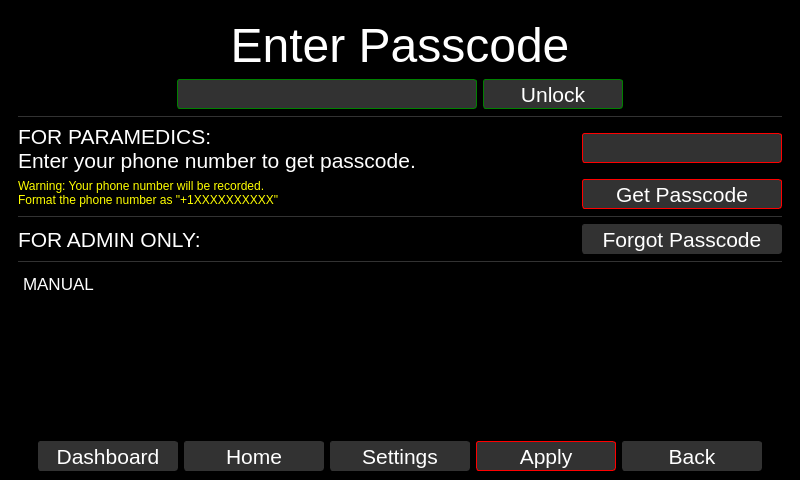
zyl120/Naloxone_Safety_Kit, file qt_design/main_window.ui: the form before one commit.
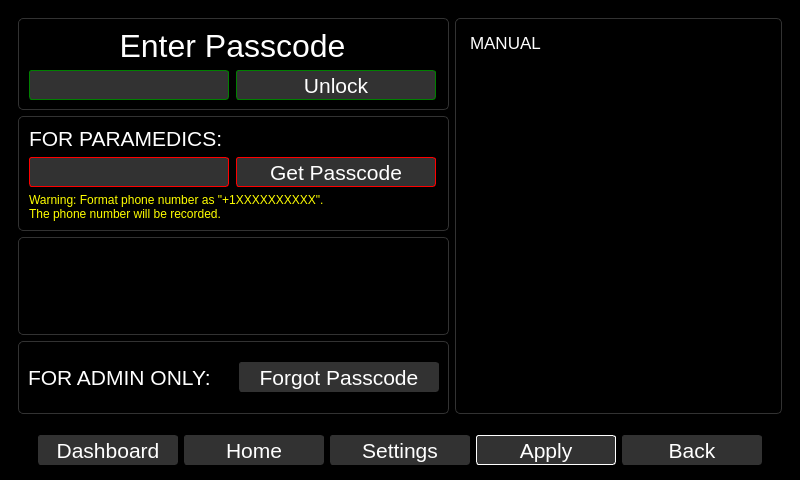
The form after the commit. The open tabs and pages were chosen to show the change.

Commit message: change password page layout

```diff
--- a/qt_design/main_window.ui
+++ b/qt_design/main_window.ui
@@ -45,8 +45,8 @@
 </string>
   </property>
   <widget class="QWidget" name="centralwidget">
-   <layout class="QVBoxLayout" name="verticalLayout_15">
-    <item>
+   <layout class="QGridLayout" name="gridLayout_21">
+    <item row="0" column="0" colspan="2">
      <widget class="QStackedWidget" name="stackedWidget">
       <property name="sizePolicy">
        <sizepolicy hsizetype="Expanding" vsizetype="Expanding">
@@ -60,6 +60,12 @@
       <property name="frameShape">
        <enum>QFrame::NoFrame</enum>
       </property>
+      <property name="frameShadow">
+       <enum>QFrame::Plain</enum>
+      </property>
+      <property name="lineWidth">
+       <number>1</number>
+      </property>
       <property name="currentIndex">
        <number>3</number>
       </property>
@@ -4142,12 +4148,148 @@
        </layout>
       </widget>
       <widget class="QWidget" name="passcodePage">
-       <layout class="QVBoxLayout" name="verticalLayout_33">
-        <item>
+       <layout class="QGridLayout" name="gridLayout_16">
+        <item row="4" column="0">
+         <widget class="QFrame" name="frame_6">
+          <property name="styleSheet">
+           <string notr="true">.QFrame{border-radius: 5px;border-color:rgb(50,50,50);border-width: 0.5px;border-style: solid;}</string>
+          </property>
+          <property name="frameShape">
+           <enum>QFrame::StyledPanel</enum>
+          </property>
+          <property name="frameShadow">
+           <enum>QFrame::Raised</enum>
+          </property>
+          <layout class="QGridLayout" name="gridLayout_20">
+           <item row="0" column="2">
+            <widget class="QPushButton" name="forgotPasswordPushButton">
+             <property name="minimumSize">
+              <size>
+               <width>200</width>
+               <height>30</height>
+              </size>
+             </property>
+             <property name="maximumSize">
+              <size>
+               <width>200</width>
+               <height>30</height>
+              </size>
+             </property>
+             <property name="font">
+              <font>
+               <pointsize>16</pointsize>
+              </font>
+             </property>
+             <property name="styleSheet">
+              <string notr="true">color: white; background-color: rgb(50,50,50); border-radius:3px;border-color: rgb(50,50,50);border-width: 1px;border-style: solid;
+</string>
+             </property>
+             <property name="text">
+              <string>Forgot Passcode</string>
+             </property>
+            </widget>
+           </item>
+           <item row="0" column="1">
+            <widget class="QLabel" name="label_10">
+             <property name="font">
+              <font>
+               <pointsize>16</pointsize>
+              </font>
+             </property>
+             <property name="styleSheet">
+              <string notr="true">color:white</string>
+             </property>
+             <property name="text">
+              <string>FOR ADMIN ONLY:</string>
+             </property>
+             <property name="buddy">
+              <cstring>forgotPasswordPushButton</cstring>
+             </property>
+            </widget>
+           </item>
+          </layout>
+         </widget>
+        </item>
+        <item row="0" column="1" rowspan="5">
+         <widget class="QFrame" name="frame_7">
+          <property name="styleSheet">
+           <string notr="true">.QFrame{border-radius: 5px;border-color:rgb(50,50,50);border-width: 0.5px;border-style: solid;}</string>
+          </property>
+          <property name="frameShape">
+           <enum>QFrame::StyledPanel</enum>
+          </property>
+          <property name="frameShadow">
+           <enum>QFrame::Raised</enum>
+          </property>
+          <layout class="QGridLayout" name="gridLayout_18">
+           <item row="0" column="0">
+            <widget class="QTextEdit" name="passcodeManual">
+             <property name="styleSheet">
+              <string notr="true">QScrollBar {
+        background: rgb(50,50,50);
+        border-radius: 3px;
+        border-color:rgb(50,50,50);
+        width:10
+    }
+QScrollBar::handle:vertical
+    {
+        background-color: rgb(65,65,65);
+        border-radius: 3px;
+    }
+QScrollBar::add-line:vertical {
+      border: none;
+      background: none;
+}
+
+QScrollBar::sub-line:vertical {
+      border: none;
+      background: none;
+}QTextEdit {
+	background-color: black;
+	color: white;
+}</string>
+             </property>
+             <property name="frameShadow">
+              <enum>QFrame::Sunken</enum>
+             </property>
+             <property name="html">
+              <string>&lt;!DOCTYPE HTML PUBLIC &quot;-//W3C//DTD HTML 4.0//EN&quot; &quot;http://www.w3.org/TR/REC-html40/strict.dtd&quot;&gt;
+&lt;html&gt;&lt;head&gt;&lt;meta name=&quot;qrichtext&quot; content=&quot;1&quot; /&gt;&lt;meta charset=&quot;utf-8&quot; /&gt;&lt;style type=&quot;text/css&quot;&gt;
+p, li { white-space: pre-wrap; }
+hr { height: 1px; border-width: 0; }
+li.unchecked::marker { content: &quot;\2610&quot;; }
+li.checked::marker { content: &quot;\2612&quot;; }
+&lt;/style&gt;&lt;/head&gt;&lt;body style=&quot; font-family:'.AppleSystemUIFont'; font-size:13pt; font-weight:400; font-style:normal;&quot;&gt;
+&lt;p style=&quot; margin-top:0px; margin-bottom:0px; margin-left:0px; margin-right:0px; -qt-block-indent:0; text-indent:0px;&quot;&gt;MANUAL&lt;/p&gt;&lt;/body&gt;&lt;/html&gt;</string>
+             </property>
+             <property name="textInteractionFlags">
+              <set>Qt::NoTextInteraction</set>
+             </property>
+            </widget>
+           </item>
+          </layout>
+         </widget>
+        </item>
+        <item row="0" column="0">
+         <widget class="QFrame" name="frame_3">
+          <property name="autoFillBackground">
+           <bool>false</bool>
+          </property>
+          <property name="styleSheet">
+           <string notr="true">.QFrame{border-radius: 5px;border-color:rgb(50,50,50);border-width: 0.5px;border-style: solid;}</string>
+          </property>
+          <property name="frameShape">
+           <enum>QFrame::StyledPanel</enum>
+          </property>
+          <property name="frameShadow">
+           <enum>QFrame::Raised</enum>
+          </property>
+          <layout class="QGridLayout" name="gridLayout_19">
+           <item row="0" column="0" colspan="2">
          <widget class="QLabel" name="passcodeEnterLabel">
           <property name="font">
            <font>
-            <pointsize>36</pointsize>
+               <pointsize>24</pointsize>
            </font>
           </property>
           <property name="styleSheet">
@@ -4161,54 +4303,23 @@
           </property>
          </widget>
         </item>
-        <item>
-         <layout class="QHBoxLayout" name="horizontalLayout">
-          <item>
-           <spacer name="horizontalSpacer_3">
-            <property name="orientation">
-             <enum>Qt::Horizontal</enum>
-            </property>
-            <property name="sizeHint" stdset="0">
-             <size>
-              <width>40</width>
-              <height>20</height>
-             </size>
-            </property>
-           </spacer>
-          </item>
-          <item>
-           <widget class="QLineEdit" name="passcodeEnterLineEdit">
-            <property name="minimumSize">
-             <size>
-              <width>300</width>
-              <height>30</height>
-             </size>
-            </property>
-            <property name="font">
-             <font>
-              <pointsize>16</pointsize>
-             </font>
-            </property>
-            <property name="styleSheet">
-             <string notr="true">color: white; background-color: rgb(50,50,50); border-radius:3px;border-color: green;border-width: 1px;border-style: solid;
-</string>
-            </property>
-            <property name="text">
-             <string/>
-            </property>
-            <property name="echoMode">
-             <enum>QLineEdit::Password</enum>
-            </property>
-            <property name="alignment">
-             <set>Qt::AlignCenter</set>
-            </property>
-           </widget>
-          </item>
-          <item>
+           <item row="1" column="1">
            <widget class="QPushButton" name="passcodeEnterPushButton">
+             <property name="sizePolicy">
+              <sizepolicy hsizetype="Minimum" vsizetype="Fixed">
+               <horstretch>0</horstretch>
+               <verstretch>0</verstretch>
+              </sizepolicy>
+             </property>
             <property name="minimumSize">
              <size>
-              <width>140</width>
+               <width>200</width>
+               <height>30</height>
+              </size>
+             </property>
+             <property name="maximumSize">
+              <size>
+               <width>200</width>
               <height>30</height>
              </size>
             </property>
@@ -4227,40 +4338,86 @@
             </property>
            </widget>
           </item>
-          <item>
-           <spacer name="horizontalSpacer_4">
-            <property name="orientation">
-             <enum>Qt::Horizontal</enum>
-            </property>
-            <property name="sizeHint" stdset="0">
+           <item row="1" column="0">
+            <widget class="QLineEdit" name="passcodeEnterLineEdit">
+             <property name="minimumSize">
+              <size>
+               <width>200</width>
+               <height>30</height>
+              </size>
+             </property>
+             <property name="maximumSize">
              <size>
-              <width>40</width>
-              <height>20</height>
-             </size>
-            </property>
-           </spacer>
-          </item>
-         </layout>
+               <width>200</width>
+               <height>30</height>
+              </size>
+             </property>
+             <property name="font">
+              <font>
+               <pointsize>16</pointsize>
+              </font>
+             </property>
+             <property name="styleSheet">
+              <string notr="true">color: white; background-color: rgb(50,50,50); border-radius:3px;border-color: green;border-width: 1px;border-style: solid;
+</string>
+             </property>
+             <property name="text">
+              <string/>
+             </property>
+             <property name="echoMode">
+              <enum>QLineEdit::Password</enum>
+             </property>
+             <property name="alignment">
+              <set>Qt::AlignCenter</set>
+             </property>
+            </widget>
+           </item>
+          </layout>
+         </widget>
         </item>
+        <item row="1" column="0" rowspan="3">
+         <layout class="QVBoxLayout" name="verticalLayout_2">
         <item>
-         <widget class="Line" name="line_15">
+           <widget class="QFrame" name="paramedic_frame">
           <property name="styleSheet">
-           <string notr="true">color:rgb(50,50,50)</string>
+             <string notr="true">.QFrame{border-radius: 5px;border-color:rgb(50,50,50);border-width: 0.5px;border-style: solid;}</string>
+            </property>
+            <property name="frameShape">
+             <enum>QFrame::StyledPanel</enum>
           </property>
           <property name="frameShadow">
-           <enum>QFrame::Plain</enum>
-          </property>
-          <property name="lineWidth">
-           <number>1</number>
-          </property>
-          <property name="orientation">
-           <enum>Qt::Horizontal</enum>
+             <enum>QFrame::Raised</enum>
+            </property>
+            <layout class="QGridLayout" name="gridLayout_17">
+             <item row="1" column="2">
+              <widget class="QPushButton" name="getPasscodePushButton">
+               <property name="minimumSize">
+                <size>
+                 <width>200</width>
+                 <height>30</height>
+                </size>
+               </property>
+               <property name="maximumSize">
+                <size>
+                 <width>200</width>
+                 <height>30</height>
+                </size>
+               </property>
+               <property name="font">
+                <font>
+                 <pointsize>16</pointsize>
+                </font>
+               </property>
+               <property name="styleSheet">
+                <string notr="true">color: white; background-color: rgb(50,50,50); border-radius:3px;border-color: red;border-width: 1px;border-style: solid;
+</string>
+               </property>
+               <property name="text">
+                <string>Get Passcode</string>
           </property>
          </widget>
         </item>
-        <item>
-         <layout class="QHBoxLayout" name="horizontalLayout_7">
-          <item>
+             <item row="0" column="1" colspan="2">
            <widget class="QLabel" name="paramedicsLabel">
             <property name="font">
              <font>
@@ -4271,28 +4428,25 @@
              <string notr="true">color:white</string>
             </property>
             <property name="text">
-             <string>FOR PARAMEDICS:
-Enter your phone number to get passcode.</string>
+                <string>FOR PARAMEDICS:</string>
             </property>
             <property name="buddy">
              <cstring>paramedicsPhoneNumberLineEdit</cstring>
             </property>
            </widget>
           </item>
-          <item>
-           <spacer name="horizontalSpacer_5">
-            <property name="orientation">
-             <enum>Qt::Horizontal</enum>
-            </property>
-            <property name="sizeHint" stdset="0">
-             <size>
-              <width>40</width>
-              <height>20</height>
-             </size>
-            </property>
-           </spacer>
-          </item>
-          <item>
+             <item row="2" column="1" colspan="2">
+              <widget class="QLabel" name="label_20">
+               <property name="styleSheet">
+                <string notr="true">color:yellow</string>
+               </property>
+               <property name="text">
+                <string>Warning: Format phone number as &quot;+1XXXXXXXXXX&quot;.
+The phone number will be recorded.</string>
+               </property>
+              </widget>
+             </item>
+             <item row="1" column="1">
            <widget class="QLineEdit" name="paramedicsPhoneNumberLineEdit">
             <property name="minimumSize">
              <size>
@@ -4318,205 +4472,36 @@
            </widget>
           </item>
          </layout>
-        </item>
-        <item>
-         <layout class="QHBoxLayout" name="horizontalLayout_15">
-          <item>
-           <widget class="QLabel" name="paramedicsWarning">
-            <property name="styleSheet">
-             <string notr="true">color:yellow</string>
-            </property>
-            <property name="text">
-             <string>Warning: Your phone number will be recorded.
-Format the phone number as &quot;+1XXXXXXXXXX&quot;</string>
-            </property>
-            <property name="alignment">
-             <set>Qt::AlignLeading|Qt::AlignLeft|Qt::AlignTop</set>
-            </property>
-            <property name="buddy">
-             <cstring>getPasscodePushButton</cstring>
-            </property>
            </widget>
           </item>
           <item>
-           <spacer name="horizontalSpacer_6">
-            <property name="orientation">
-             <enum>Qt::Horizontal</enum>
-            </property>
-            <property name="sizeHint" stdset="0">
-             <size>
-              <width>40</width>
-              <height>20</height>
-             </size>
-            </property>
-           </spacer>
-          </item>
-          <item>
-           <widget class="QPushButton" name="getPasscodePushButton">
-            <property name="minimumSize">
-             <size>
-              <width>200</width>
-              <height>30</height>
-             </size>
-            </property>
-            <property name="maximumSize">
-             <size>
-              <width>200</width>
-              <height>30</height>
-             </size>
-            </property>
-            <property name="font">
-             <font>
-              <pointsize>16</pointsize>
-             </font>
-            </property>
+           <widget class="QFrame" name="admin_only_frame">
             <property name="styleSheet">
-             <string notr="true">color: white; background-color: rgb(50,50,50); border-radius:3px;border-color: red;border-width: 1px;border-style: solid;
-</string>
+             <string notr="true">.QFrame{border-radius: 5px;border-color:rgb(50,50,50);border-width: 0.5px;border-style: solid;}</string>
             </property>
-            <property name="text">
-             <string>Get Passcode</string>
+            <property name="frameShape">
+             <enum>QFrame::StyledPanel</enum>
             </property>
-           </widget>
-          </item>
-         </layout>
-        </item>
-        <item>
-         <widget class="Line" name="line_14">
-          <property name="styleSheet">
-           <string notr="true">color:rgb(50,50,50)</string>
-          </property>
           <property name="frameShadow">
-           <enum>QFrame::Plain</enum>
-          </property>
-          <property name="lineWidth">
-           <number>1</number>
-          </property>
-          <property name="orientation">
-           <enum>Qt::Horizontal</enum>
-          </property>
-         </widget>
-        </item>
-        <item>
-         <layout class="QHBoxLayout" name="horizontalLayout_32">
-          <item>
-           <widget class="QLabel" name="label_10">
+             <enum>QFrame::Raised</enum>
+            </property>
+            <layout class="QGridLayout" name="gridLayout_22">
+             <item row="0" column="0">
+              <widget class="QLabel" name="label_26">
             <property name="font">
              <font>
               <pointsize>16</pointsize>
              </font>
             </property>
-            <property name="styleSheet">
-             <string notr="true">color:white</string>
-            </property>
             <property name="text">
-             <string>FOR ADMIN ONLY:</string>
-            </property>
-            <property name="buddy">
-             <cstring>forgotPasswordPushButton</cstring>
-            </property>
-           </widget>
-          </item>
-          <item>
-           <spacer name="horizontalSpacer_33">
-            <property name="orientation">
-             <enum>Qt::Horizontal</enum>
-            </property>
-            <property name="sizeHint" stdset="0">
-             <size>
-              <width>40</width>
-              <height>20</height>
-             </size>
-            </property>
-           </spacer>
-          </item>
-          <item>
-           <widget class="QPushButton" name="forgotPasswordPushButton">
-            <property name="minimumSize">
-             <size>
-              <width>200</width>
-              <height>30</height>
-             </size>
-            </property>
-            <property name="maximumSize">
-             <size>
-              <width>200</width>
-              <height>30</height>
-             </size>
-            </property>
-            <property name="font">
-             <font>
-              <pointsize>16</pointsize>
-             </font>
-            </property>
-            <property name="styleSheet">
-             <string notr="true">color: white; background-color: rgb(50,50,50); border-radius:3px;border-color: rgb(50,50,50);border-width: 1px;border-style: solid;
-</string>
-            </property>
-            <property name="text">
-             <string>Forgot Passcode</string>
-            </property>
-           </widget>
-          </item>
-         </layout>
-        </item>
-        <item>
-         <widget class="Line" name="line_3">
-          <property name="styleSheet">
-           <string notr="true">color:rgb(50,50,50)</string>
-          </property>
-          <property name="frameShadow">
-           <enum>QFrame::Plain</enum>
-          </property>
-          <property name="orientation">
-           <enum>Qt::Horizontal</enum>
-          </property>
-         </widget>
-        </item>
-        <item>
-         <widget class="QTextEdit" name="passcodeManual">
-          <property name="styleSheet">
-           <string notr="true">QScrollBar {
-        background: rgb(50,50,50);
-        border-radius: 3px;
-        border-color:rgb(50,50,50);
-        width:10
-    }
-QScrollBar::handle:vertical
-    {
-        background-color: rgb(65,65,65);
-        border-radius: 3px;
-    }
-QScrollBar::add-line:vertical {
-      border: none;
-      background: none;
-}
-
-QScrollBar::sub-line:vertical {
-      border: none;
-      background: none;
-}QTextEdit {
-	background-color: black;
-	color: white;
-}</string>
-          </property>
-          <property name="frameShadow">
-           <enum>QFrame::Sunken</enum>
-          </property>
-          <property name="html">
-           <string>&lt;!DOCTYPE HTML PUBLIC &quot;-//W3C//DTD HTML 4.0//EN&quot; &quot;http://www.w3.org/TR/REC-html40/strict.dtd&quot;&gt;
-&lt;html&gt;&lt;head&gt;&lt;meta name=&quot;qrichtext&quot; content=&quot;1&quot; /&gt;&lt;meta charset=&quot;utf-8&quot; /&gt;&lt;style type=&quot;text/css&quot;&gt;
-p, li { white-space: pre-wrap; }
-hr { height: 1px; border-width: 0; }
-li.unchecked::marker { content: &quot;\2610&quot;; }
-li.checked::marker { content: &quot;\2612&quot;; }
-&lt;/style&gt;&lt;/head&gt;&lt;body style=&quot; font-family:'.AppleSystemUIFont'; font-size:13pt; font-weight:400; font-style:normal;&quot;&gt;
-&lt;p style=&quot; margin-top:0px; margin-bottom:0px; margin-left:0px; margin-right:0px; -qt-block-indent:0; text-indent:0px;&quot;&gt;MANUAL&lt;/p&gt;&lt;/body&gt;&lt;/html&gt;</string>
-          </property>
-          <property name="textInteractionFlags">
-           <set>Qt::NoTextInteraction</set>
-          </property>
-         </widget>
+                <string>This device can only be accessed by admin.</string>
+               </property>
+              </widget>
+             </item>
+            </layout>
+           </widget>
+          </item>
+         </layout>
         </item>
        </layout>
       </widget>
@@ -5149,10 +5134,32 @@
       </widget>
      </widget>
     </item>
+    <item row="2" column="0" colspan="2">
+     <widget class="QFrame" name="shortcut_frame">
+      <property name="styleSheet">
+       <string notr="true"/>
+      </property>
+      <property name="frameShape">
+       <enum>QFrame::StyledPanel</enum>
+      </property>
+      <property name="frameShadow">
+       <enum>QFrame::Raised</enum>
+      </property>
+      <layout class="QHBoxLayout" name="horizontalLayout">
+       <property name="leftMargin">
+        <number>5</number>
+       </property>
+       <property name="topMargin">
+        <number>5</number>
+       </property>
+       <property name="rightMargin">
+        <number>5</number>
+       </property>
+       <property name="bottomMargin">
+        <number>5</number>
+       </property>
     <item>
-     <layout class="QHBoxLayout" name="statusBarHLayout">
-      <item>
-       <spacer name="horizontalSpacer_27">
+        <spacer name="horizontalSpacer_2">
         <property name="orientation">
          <enum>Qt::Horizontal</enum>
         </property>
@@ -5311,7 +5318,7 @@
          </font>
         </property>
         <property name="styleSheet">
-         <string notr="true">QPushButton:enabled{color: white; background-color: rgb(50,50,50); border-radius:3px;border-color: red;border-width: 1px;border-style: solid;}
+          <string notr="true">QPushButton:enabled{color: white; background-color: rgb(50,50,50); border-radius:3px;border-color: white;border-width: 1px;border-style: solid;}
 
 QPushButton:disabled {
 background-color: rgb(20,20,20);
@@ -5367,7 +5374,7 @@
        </widget>
       </item>
       <item>
-       <spacer name="horizontalSpacer_32">
+        <spacer name="horizontalSpacer_3">
         <property name="orientation">
          <enum>Qt::Horizontal</enum>
         </property>
@@ -5380,6 +5387,7 @@
        </spacer>
       </item>
      </layout>
+     </widget>
     </item>
    </layout>
   </widget>
```
Left out of the diff: 445 changed lines with no effect on the pictures. Lines whose indentation alone changed are shown as unchanged. The commit also changes 3 other files.
